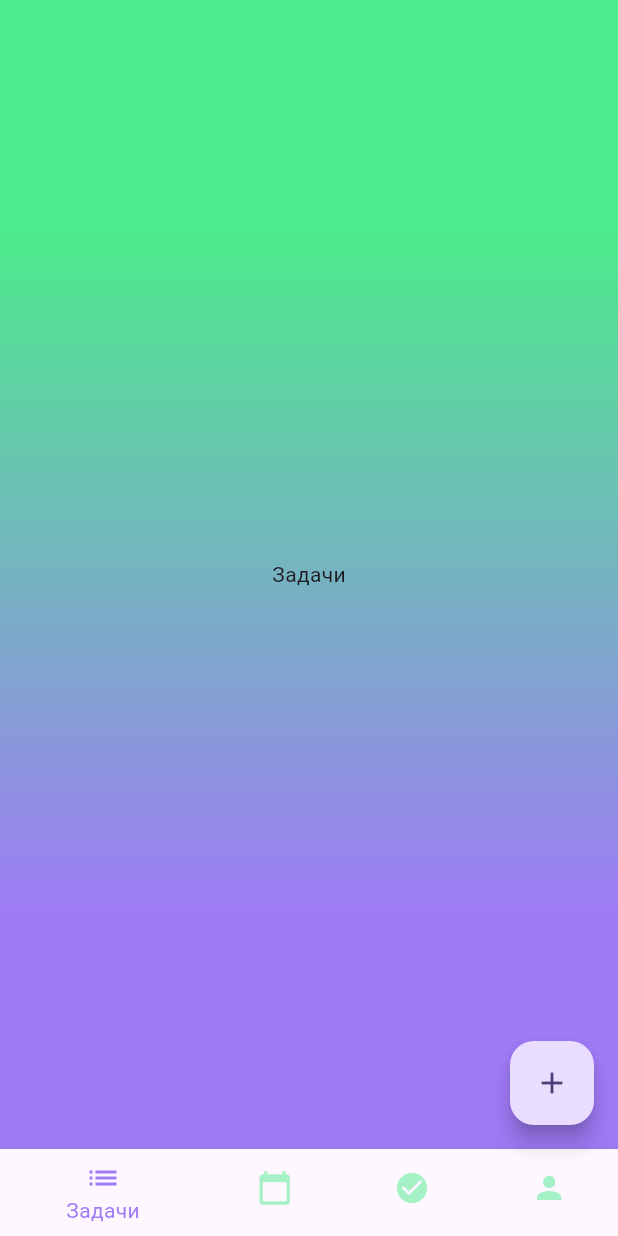
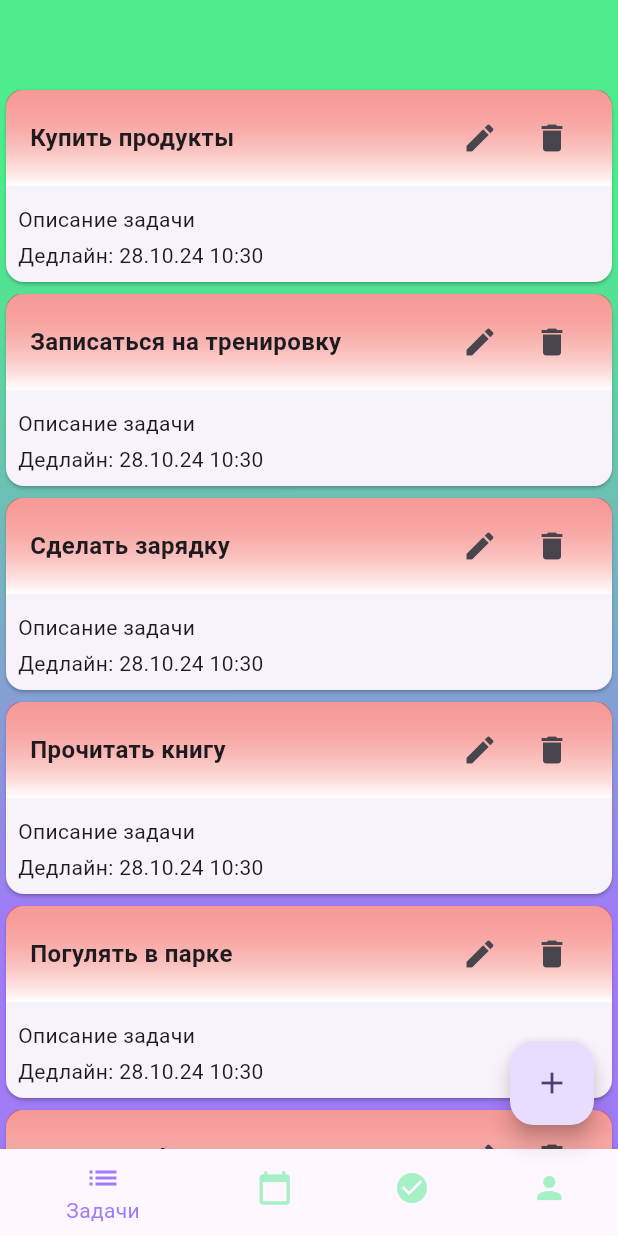
Before and after one commit to APilvas/_ap_3d, a Flutter app: the screen it shows after launch, after a tap on "Войти", on a phone screen of 412 x 824 dp. Run offline on Flutter 3.47's test engine with Material 3 defaults, Android fonts, the phone set to English and light mode, and no system bars.

Commit message:
End_of_2_Day

```diff
--- a/ap_3d/lib/pages/login_page.dart
+++ b/ap_3d/lib/pages/login_page.dart
@@ -35,53 +35,68 @@ class _LoginPageState extends State<LoginPage> {
           child: Column(
             mainAxisAlignment: MainAxisAlignment.center,
             children: [
-              // Row(
-              //   mainAxisAlignment: MainAxisAlignment.center,
-              //   children: [
-              //     Image.asset(
-              //       'assets/0qode_symbol_1.png', // Замените на правильный путь к файлу
-              //       height: 60, // Устанавливаем высоту изображения
-              //     ),
-              //     const SizedBox(width: 8),
-              //     // Добавляем текст "zerocoder"
-              //     Text(
-              //       'zerocoder',
-              //       style: TextStyle(
-              //         fontSize: 62,
-              //         fontWeight: FontWeight.bold,
-              //         color: Colors.white, // Белый цвет текста
-              //       ),
-              //     ),
-              //   ],
-              // ),
+              Row(
+                mainAxisAlignment: MainAxisAlignment.center,
+                children: [
+                  // Image.asset(
+                  //   'assets/ZC.png', // Замените на правильный путь к файлу
+                  //   height: 60, // Устанавливаем высоту изображения
+                  // ),
+                  const CircleAvatar(
+                    radius: 30,
+                    backgroundImage: AssetImage('assets/ZC.png'), // Замените на путь к вашему аватару
+                  ),
+                  const SizedBox(width: 8),
+                  // Добавляем текст "zerocoder"
+                  Text(
+                    'zerocoder',
+                    style: TextStyle(
+                      fontSize: 36,
+                      fontWeight: FontWeight.bold,
+                      color: Colors.white, // Белый цвет текста
+                    ),
+                  ),
+                ],
+              ),
               const SizedBox(height: 30),
               // Добавляем текст "Do"
-              // RichText(
-              //   text: TextSpan(
-              //     style: const TextStyle(
-              //       fontSize: 48,
-              //       fontWeight: FontWeight.bold,
-              //     ),
-              //     children: [
-              //       TextSpan(
-              //         text: 'Do',
-              //         style: TextStyle(
-              //           color: DoDidDoneTheme.lightTheme.colorScheme.primary,
-              //         ),
-              //       ),
-              //       const TextSpan(
-              //         text: 'Did',
-              //         style: TextStyle(color: Colors.white),
-              //       ),
-              //       TextSpan(
-              //         text: 'Done',
-              //         style: TextStyle(
-              //           color: DoDidDoneTheme.lightTheme.colorScheme.secondary,
-              //         ),
-              //       ),
-              //     ],
-              //   ),
-              // ),
+              RichText(
+                text: TextSpan(
+                  style: const TextStyle(
+                    fontSize: 48,
+                    fontWeight: FontWeight.bold,
+                    shadows: [
+                      Shadow(
+                        //color: Colors.black.withOpacity(0.5), // Цвет тени (возникает ошибка!)
+                        // color: Color(0x80000000), // Черный с прозрачностью 50% (работает!)
+                        color: Color.fromRGBO(0, 0, 0, 0.5), // Черный с прозрачностью 50% (работает!)
+                        offset: Offset(2, 2), // Смещение тени
+                        blurRadius: 3, // Радиус размытия
+                      ),
+                    ],
+                  ),
+                  children: [
+                    TextSpan(
+                      text: 'Do',
+                      style: TextStyle(
+                        color: DoDidDoneTheme.lightTheme.colorScheme.secondary,
+                      ),
+                    ),
+                    TextSpan(
+                      text: 'Did',
+                      style: TextStyle(
+                        color: DoDidDoneTheme.lightTheme.colorScheme.onPrimary,
+                      ),
+                    ),
+                    TextSpan(
+                      text: 'Done',
+                      style: TextStyle(
+                        color: DoDidDoneTheme.lightTheme.colorScheme.primary,
+                      ),
+                    ),
+                  ],
+                ),
+              ),
               const SizedBox(height: 30),
               // Заголовок
               Text(
--- a/ap_3d/lib/pages/main_page.dart
+++ b/ap_3d/lib/pages/main_page.dart
@@ -4,11 +4,11 @@
 
 
 import 'package:ap_3d/screens/profile_page.dart';
+import 'package:ap_3d/screens/task_page.dart';
 import 'package:flutter/material.dart';
 import 'package:ap_3d/theme/theme.dart';
-//import 'package:intl/intl.dart'; // Импортируем пакет intl для форматирования даты
+import 'package:intl/intl.dart'; // Импортируем пакет intl для форматирования даты
 
-//import '../screens/task_page.dart'; // Импортируем APTheme
 
 class MainPage extends StatefulWidget {
   const MainPage({Key? key}) : super(key: key);
@@ -24,7 +24,7 @@ class _MainPageState extends State<MainPage> {
   DateTime? _selectedDate;
 
   static final List<Widget> _widgetOptions = <Widget>[
-    const Center(child: Text('Задачи')), //const TaskPage(),
+    const TaskPage(),
     const Center(child: Text('Сегодня')),
     const Center(child: Text('Выполнено')),
     const ProfilePage(), // Now shows ProfilePage
@@ -85,10 +85,10 @@ class _MainPageState extends State<MainPage> {
                           }
                         }
                       },
-                      child: Text( 'AA'
-                        //_selectedDate != null
-                        //    ? 'Дедлайн: ${DateFormat('dd.MM.yyyy HH:mm').format(_selectedDate!)}'
-                        //    : 'Выбрать дедлайн',
+                      child: Text(
+                        _selectedDate != null
+                            ? 'Дедлайн: ${DateFormat('dd.MM.yyyy HH:mm').format(_selectedDate!)}'
+                            : 'Выбрать дедлайн',
                       ),
                     ),
                   ],
--- /dev/null
+++ b/ap_3d/lib/screens/task_page.dart
@@ -0,0 +1,44 @@
+import 'package:flutter/material.dart';
+import 'package:intl/intl.dart'; // Добавьте пакет intl
+
+import '../widgets/task_item.dart';
+
+class TaskPage extends StatefulWidget {
+  const TaskPage({Key? key}) : super(key: key);
+
+  @override
+  State<TaskPage> createState() => _TaskPageState();
+}
+
+class _TaskPageState extends State<TaskPage> {
+  // Пример списка задач.
+  // В реальном приложении этот список должен быть динамическим
+  // и управляться с помощью состояния приложения.
+  final List<String> tasks = [
+    'Купить продукты',
+    'Записаться на тренировку',
+    'Сделать зарядку',
+    'Прочитать книгу',
+    'Погулять в парке',
+    'Выпить кофе',
+    'Сделать яичницу',
+    'Поработать над проетом',
+    'Продолжить изучение языка Дарт',
+    'Продумать структуру базы данных проекта',
+    'Выполнить сканирование пленок',
+  ];
+
+  @override
+  Widget build(BuildContext context) {
+    return
+      ListView.builder(
+        itemCount: tasks.length,
+        itemBuilder: (context, index) {
+          return  TaskItem (
+          title: tasks[index],
+          description: 'Описание задачи',
+          deadline: DateTime.now(),);
+        },
+      );
+  }
+}
--- a/ap_3d/lib/theme/theme.dart
+++ b/ap_3d/lib/theme/theme.dart
@@ -6,6 +6,7 @@ class DoDidDoneTheme {
       brightness: Brightness.light,
       primary: const Color(0xFF9F7BF6),  // Primary color
       secondary: const Color(0xFF4CEb8b),  // Secondary color
+      onPrimary: Colors.white,
     ),
     useMaterial3: true,
 
--- /dev/null
+++ b/ap_3d/lib/widgets/task_item.dart
@@ -0,0 +1,124 @@
+// Виджет StatelessWidget (виджет без состояния), отображающий карточку задачи. Версия 23.09.2024 16:03
+// Формат даты Дедлайна отформатирован: 'dd.MM.yy HH:mm'
+// Карточка задач отображает задачу, подсвеченную градиентом:
+// Красным (дедлайн - 1 день), желтым (2 дня), зеленым (более 2 дней)
+// Градиент растянут на всю карточку
+
+import 'package:flutter/material.dart';
+import 'package:intl/intl.dart'; // Импортируем пакет intl
+
+class TaskItem extends StatelessWidget {
+  final String title;
+  final String description;
+  final DateTime deadline;
+
+  const TaskItem({
+    Key? key,
+    required this.title,
+    required this.description,
+    required this.deadline,
+  }) : super(key: key);
+
+  @override
+  Widget build(BuildContext context) {
+    // Форматируем дату и время
+    String formattedDeadline = DateFormat('dd.MM.yy HH:mm').format(deadline);
+
+    // Определяем градиент в зависимости от срочности
+    // LinearGradient gradient;
+    Duration timeUntilDeadline = deadline.difference(DateTime.now());
+    Color gradientStart;
+    if (timeUntilDeadline.inDays < 1) {
+      gradientStart = Colors.red.withOpacity(0.5); // Срочная
+    } else if (timeUntilDeadline.inDays < 2) {
+      gradientStart = Colors.yellow.withOpacity(0.5); // Средняя срочность
+    } else {
+      gradientStart = Colors.green.withOpacity(0.5); // Не срочная
+    }
+
+    return Card(
+      child: Row(
+        children: [
+          Expanded(
+            child: Column(
+              crossAxisAlignment: CrossAxisAlignment.start,
+              children: [
+                // Заголовок с градиентом
+                Container(
+                  padding: const EdgeInsets.symmetric(
+                      vertical: 8, horizontal: 16),
+                  decoration: BoxDecoration(
+                    gradient: LinearGradient(
+                      begin: Alignment.topCenter,
+                      end: Alignment.bottomCenter,
+                      colors: [gradientStart, Colors.white],
+                      //stops: const [0.1, 0.9],
+                    ),
+                    borderRadius: BorderRadius.only(
+                      topLeft: Radius.circular(10),
+                      topRight: Radius.circular(10),
+                    ),
+                  ),
+
+                  // Растягиваем градиент на всю ширину карточки задачи
+                  child: Row(
+                    children: [
+                      Expanded(
+                        child: Text(
+                          title,
+                          style: const TextStyle(
+                            fontWeight: FontWeight.bold,
+                            fontSize: 16.0,
+                          ),
+                        ),
+                      ),
+
+                      // Иконки редактирования и удаления задачи в верхней части карточки (размещены на градиенте)
+                      IconButton(
+                        icon: const Icon(Icons.edit),
+                        onPressed: () {
+                          // Действие при нажатии на кнопку "Редактировать"
+                        },
+                      ),
+                      IconButton(
+                        icon: const Icon(Icons.delete),
+                        onPressed: () {
+                          // Действие при нажатии на кнопку "Удалить"
+                        },
+                      ),
+                    ],
+                  ),
+                ),
+
+                const SizedBox(height: 4.0),
+                Padding(
+                  padding: const EdgeInsets.all(8.0),
+                  child: Column(
+                    crossAxisAlignment: CrossAxisAlignment.start,
+                    children: [
+                    // Описание задачи
+                    Text(description),
+                    const SizedBox(height: 4.0),
+                    // Дедлайн
+                    Text(
+                      'Дедлайн: $formattedDeadline', // Используем отформатированную дату
+                      style: const TextStyle(fontSize: 14),
+                    ),
+                  ],),
+                )
+              ],
+            ),
+          ),
+
+        ],
+      ),
+    );
+  }
+}
+
+// Перечисление для определения срочности задачи
+//enum TaskUrgency {
+//  urgent,
+//  medium,
+//  notUrgent,
+//}
--- a/ap_3d/pubspec.yaml
+++ b/ap_3d/pubspec.yaml
@@ -35,6 +35,7 @@ dependencies:
   # The following adds the Cupertino Icons font to your application.
   # Use with the CupertinoIcons class for iOS style icons.
   cupertino_icons: ^1.0.6
+  intl: ^0.19.0
 
 dev_dependencies:
   flutter_test:
```
Also changed, not shown: ap_3d/assets/ZC.png (added), ap_3d/pubspec.lock.
